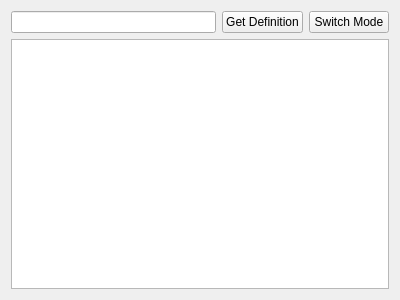
First picture: the form in DictionnaryWidget.ui, repository ElevenJune/KindleNotesToAnki, before the edit.
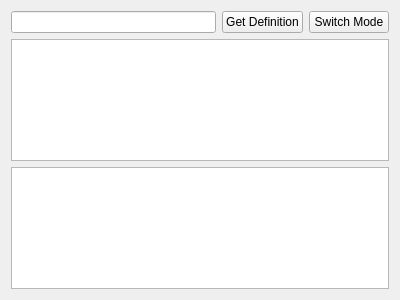
Second picture: the form after the edit.

Commit message: Moved Book to models

What changed in the file:
```diff
--- a/DictionnaryWidget.ui
+++ b/DictionnaryWidget.ui
@@ -35,6 +35,9 @@
      </item>
     </layout>
    </item>
+   <item>
+    <widget class="QPlainTextEdit" name="bookList"/>
+   </item>
    <item>
     <widget class="QPlainTextEdit" name="definitionTextEdit"/>
    </item>
```
The commit also changes 10 other files.
